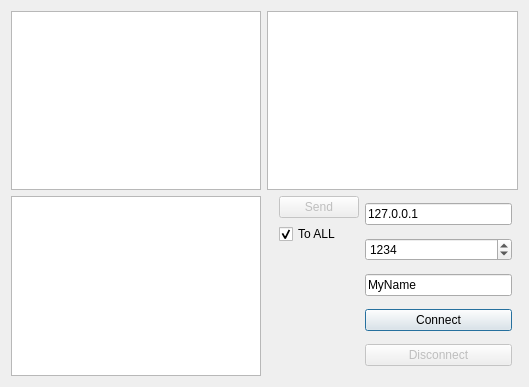
M-Polina/NotesApp, file NotesClient/dialog.ui: the form before one commit.
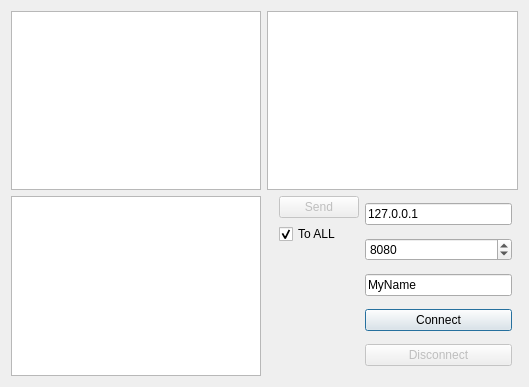
The form after the commit.

The edit to the form file:
```diff
--- a/NotesClient/dialog.ui
+++ b/NotesClient/dialog.ui
@@ -45,7 +45,7 @@
         <number>65536</number>
        </property>
        <property name="value">
-        <number>1234</number>
+        <number>8080</number>
        </property>
       </widget>
      </item>
```
